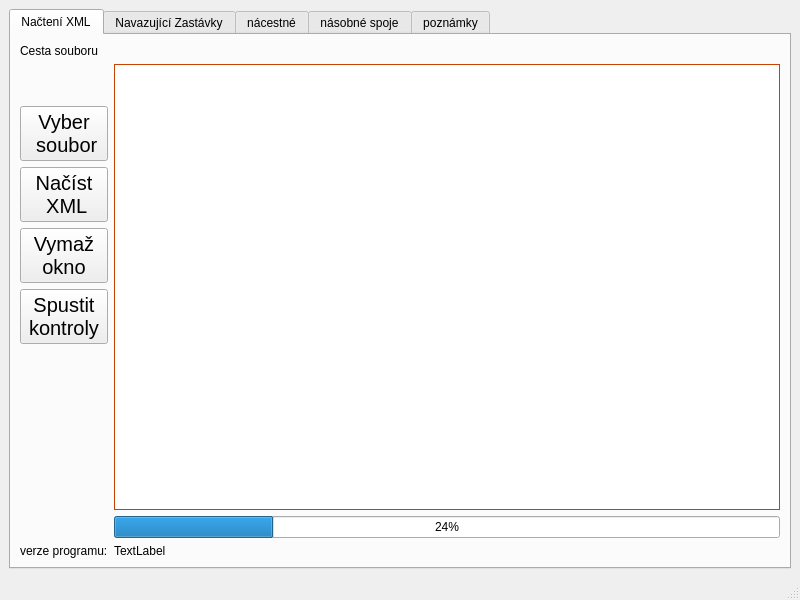
Above: mainwindow.ui from frutabruta/RopidXmlTools before the change. Below: the same form after it.
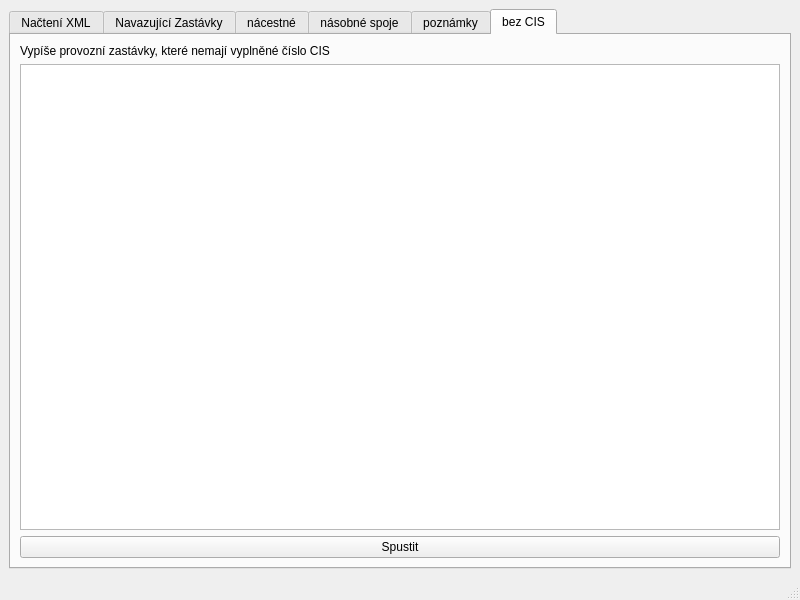
That is the form after the change.

The edit to the form file:
```diff
--- a/mainwindow.ui
+++ b/mainwindow.ui
@@ -24,7 +24,7 @@
        </sizepolicy>
       </property>
       <property name="currentIndex">
-       <number>0</number>
+       <number>5</number>
       </property>
       <widget class="QWidget" name="tab_load">
        <attribute name="title">
@@ -303,6 +303,30 @@
         </item>
        </layout>
       </widget>
+      <widget class="QWidget" name="tab_2">
+       <attribute name="title">
+        <string>bez CIS</string>
+       </attribute>
+       <layout class="QGridLayout" name="gridLayout_7">
+        <item row="0" column="0">
+         <widget class="QLabel" name="label_6">
+          <property name="text">
+           <string>Vypíše provozní zastávky, které nemají vyplněné číslo CIS</string>
+          </property>
+         </widget>
+        </item>
+        <item row="1" column="0">
+         <widget class="QTableView" name="tableView_bezCis"/>
+        </item>
+        <item row="2" column="0">
+         <widget class="QPushButton" name="pushButton_bezCis">
+          <property name="text">
+           <string>Spustit</string>
+          </property>
+         </widget>
+        </item>
+       </layout>
+      </widget>
      </widget>
     </item>
    </layout>
```
